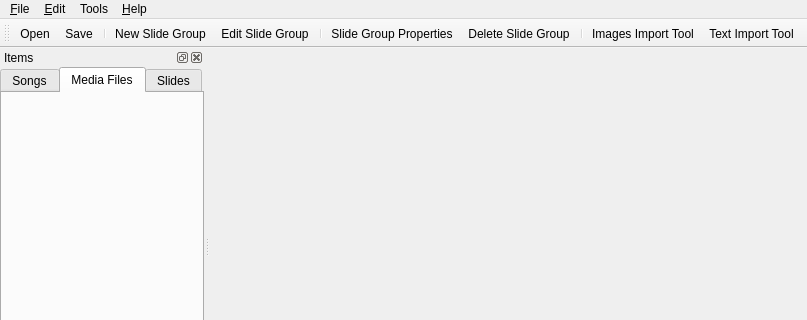
Above: src/mainwindow.ui from google-code-export/dviz before the change; both pictures show x 0 to 807 and y 0 to 320 of the 807 by 465 pixel window. Below: the same form after it.
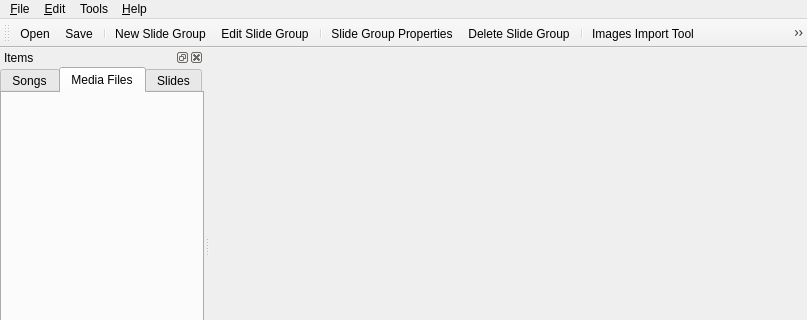
That is the form after the change.

Commit message: Added PowerPoint Viewer integration with DViz.

Diff of the .ui file:
```diff
--- a/src/mainwindow.ui
+++ b/src/mainwindow.ui
@@ -134,6 +134,7 @@
    <addaction name="separator"/>
    <addaction name="actionImages_Import_Tool"/>
    <addaction name="actionText_Import_Tool"/>
+   <addaction name="actionAdd_PowerPoint_File"/>
   </widget>
   <action name="actionOpen">
    <property name="text">
@@ -222,6 +223,11 @@
     <string>Text Import Tool</string>
    </property>
   </action>
+  <action name="actionAdd_PowerPoint_File">
+   <property name="text">
+    <string>Add PowerPoint File ...</string>
+   </property>
+  </action>
  </widget>
  <resources/>
  <connections/>
```
Left out of the diff: 3 changed lines with no effect on the pictures. The commit also changes 18 other files.
